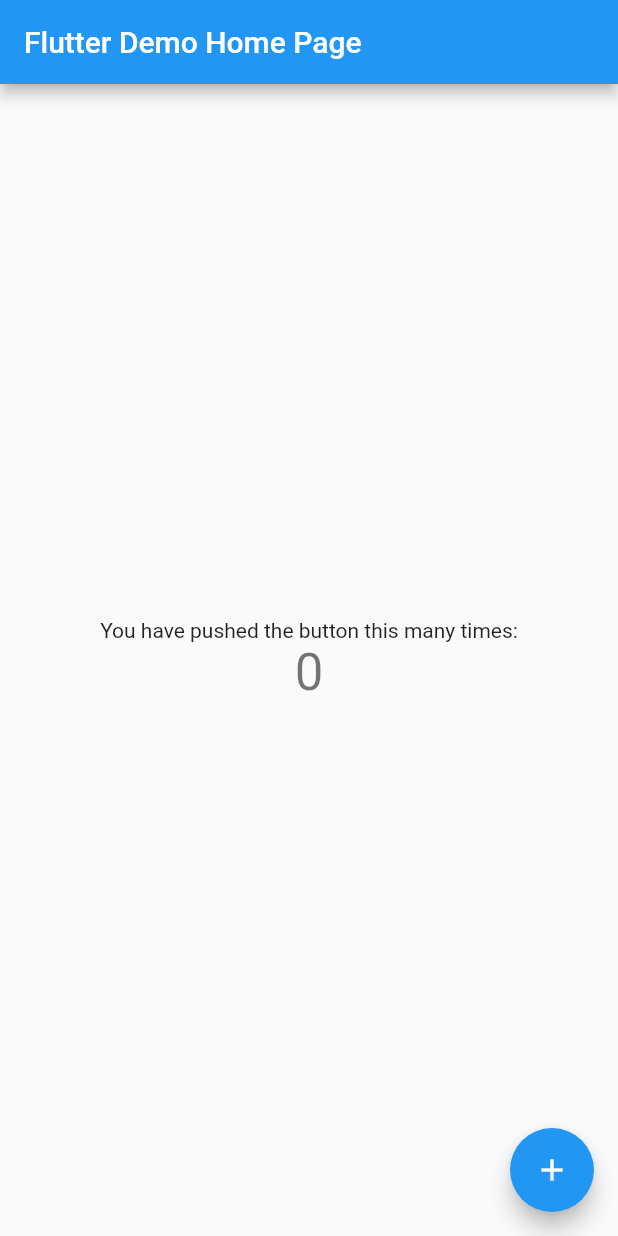
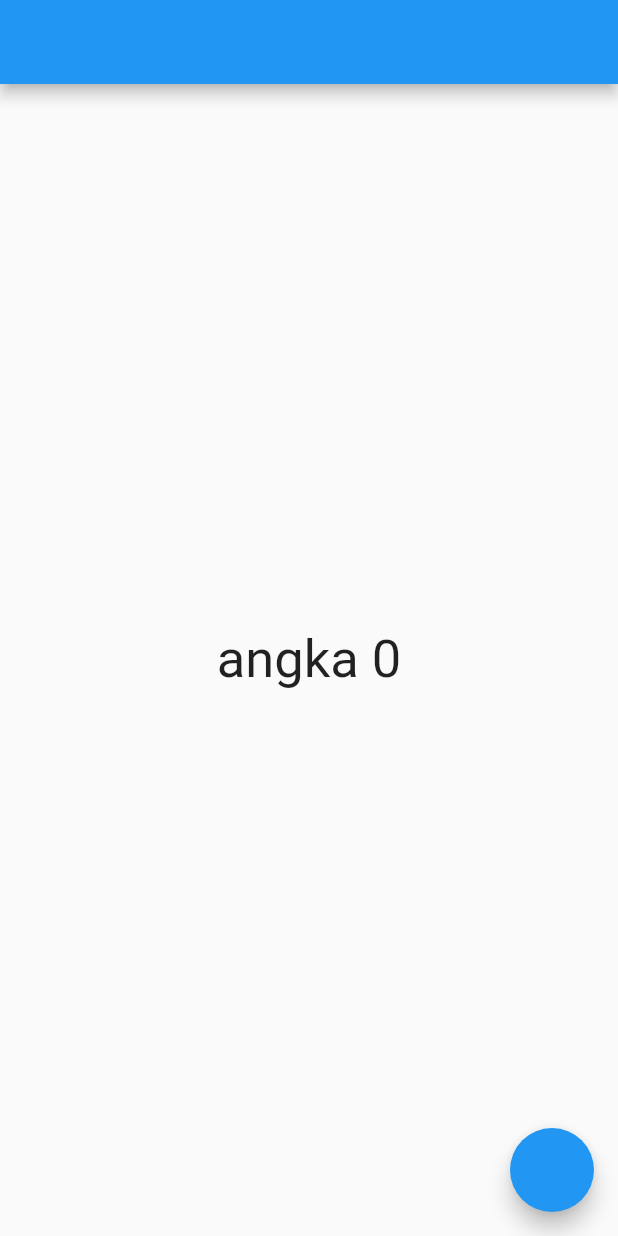
Before and after one commit to ZahroNurrobbyAshari/flutter_getx_coba, a Flutter app: the screen it shows after launch, on a phone screen of 412 x 824 dp. Run offline on Flutter 3.47's test engine with Material 2 defaults, Android fonts, the phone set to English and light mode, and no system bars; our stand-ins replace get.

Commit message:
getx controller

```diff
--- /dev/null
+++ b/lib/controller/counter_controller.dart
@@ -0,0 +1,7 @@
+import 'package:get/get.dart';
+
+class CounterController extends GetxController {
+  var counter = 0.obs;
+
+  increment() => counter + 2;
+}
--- a/lib/main.dart
+++ b/lib/main.dart
@@ -1,115 +1,44 @@
 import 'package:flutter/material.dart';
+import 'package:get/get.dart';
+
+import './controller/counter_controller.dart';
 
 void main() {
-  runApp(const MyApp());
+  runApp(MyApp());
 }
 
 class MyApp extends StatelessWidget {
-  const MyApp({Key? key}) : super(key: key);
+  final counterController = Get.put(CounterController());
 
-  // This widget is the root of your application.
   @override
   Widget build(BuildContext context) {
-    return MaterialApp(
-      title: 'Flutter Demo',
-      theme: ThemeData(
-        // This is the theme of your application.
-        //
-        // Try running your application with "flutter run". You'll see the
-        // application has a blue toolbar. Then, without quitting the app, try
-        // changing the primarySwatch below to Colors.green and then invoke
-        // "hot reload" (press "r" in the console where you ran "flutter run",
-        // or simply save your changes to "hot reload" in a Flutter IDE).
-        // Notice that the counter didn't reset back to zero; the application
-        // is not restarted.
-        primarySwatch: Colors.blue,
-      ),
-      home: const MyHomePage(title: 'Flutter Demo Home Page'),
+    return GetMaterialApp(
+      home: Home(),
+      debugShowCheckedModeBanner: false,
     );
   }
 }
 
-class MyHomePage extends StatefulWidget {
-  const MyHomePage({Key? key, required this.title}) : super(key: key);
-
-  // This widget is the home page of your application. It is stateful, meaning
-  // that it has a State object (defined below) that contains fields that affect
-  // how it looks.
-
-  // This class is the configuration for the state. It holds the values (in this
-  // case the title) provided by the parent (in this case the App widget) and
-  // used by the build method of the State. Fields in a Widget subclass are
-  // always marked "final".
-
-  final String title;
-
-  @override
-  State<MyHomePage> createState() => _MyHomePageState();
-}
-
-class _MyHomePageState extends State<MyHomePage> {
-  int _counter = 0;
-
-  void _incrementCounter() {
-    setState(() {
-      // This call to setState tells the Flutter framework that something has
-      // changed in this State, which causes it to rerun the build method below
-      // so that the display can reflect the updated values. If we changed
-      // _counter without calling setState(), then the build method would not be
-      // called again, and so nothing would appear to happen.
-      _counter++;
-    });
-  }
+class Home extends StatelessWidget {
+  final counterController = Get.find<CounterController>();
 
   @override
   Widget build(BuildContext context) {
-    // This method is rerun every time setState is called, for instance as done
-    // by the _incrementCounter method above.
-    //
-    // The Flutter framework has been optimized to make rerunning build methods
-    // fast, so that you can just rebuild anything that needs updating rather
-    // than having to individually change instances of widgets.
     return Scaffold(
-      appBar: AppBar(
-        // Here we take the value from the MyHomePage object that was created by
-        // the App.build method, and use it to set our appbar title.
-        title: Text(widget.title),
-      ),
+      appBar: AppBar(),
       body: Center(
-        // Center is a layout widget. It takes a single child and positions it
-        // in the middle of the parent.
-        child: Column(
-          // Column is also a layout widget. It takes a list of children and
-          // arranges them vertically. By default, it sizes itself to fit its
-          // children horizontally, and tries to be as tall as its parent.
-          //
-          // Invoke "debug painting" (press "p" in the console, choose the
-          // "Toggle Debug Paint" action from the Flutter Inspector in Android
-          // Studio, or the "Toggle Debug Paint" command in Visual Studio Code)
-          // to see the wireframe for each widget.
-          //
-          // Column has various properties to control how it sizes itself and
-          // how it positions its children. Here we use mainAxisAlignment to
-          // center the children vertically; the main axis here is the vertical
-          // axis because Columns are vertical (the cross axis would be
-          // horizontal).
-          mainAxisAlignment: MainAxisAlignment.center,
-          children: <Widget>[
-            const Text(
-              'You have pushed the button this many times:',
-            ),
-            Text(
-              '$_counter',
-              style: Theme.of(context).textTheme.headline4,
-            ),
-          ],
+        child: Obx(
+          () => Text(
+            "angka ${counterController.counter.value}",
+            style: TextStyle(fontSize: 35),
+          ),
         ),
       ),
       floatingActionButton: FloatingActionButton(
-        onPressed: _incrementCounter,
-        tooltip: 'Increment',
-        child: const Icon(Icons.add),
-      ), // This trailing comma makes auto-formatting nicer for build methods.
+        onPressed: () {
+          counterController.increment();
+        },
+      ),
     );
   }
 }
--- a/pubspec.yaml
+++ b/pubspec.yaml
@@ -34,6 +34,7 @@ dependencies:
   # The following adds the Cupertino Icons font to your application.
   # Use with the CupertinoIcons class for iOS style icons.
   cupertino_icons: ^1.0.2
+  get: ^4.6.1
 
 dev_dependencies:
   flutter_test:
```
Also changed, not shown: pubspec.lock.
